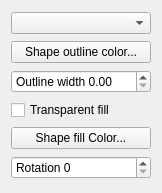
First picture: the form in qgis/src/ui/qgscomposershapewidgetbase.ui, repository sourcepole/qgis, before the edit.
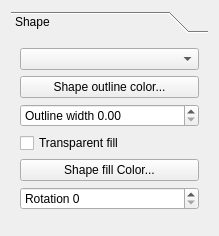
Second picture: the form after the edit.

Commit message: Tool box for composer shape widget. Tab rename in label widget

```diff
--- a/qgis/src/ui/qgscomposershapewidgetbase.ui
+++ b/qgis/src/ui/qgscomposershapewidgetbase.ui
@@ -6,13 +6,31 @@
    <rect>
     <x>0</x>
     <y>0</y>
-    <width>162</width>
-    <height>193</height>
+    <width>219</width>
+    <height>236</height>
    </rect>
   </property>
   <property name="windowTitle">
    <string>Form</string>
   </property>
+  <layout class="QGridLayout" name="gridLayout_2">
+   <item row="0" column="0">
+    <widget class="QToolBox" name="toolBox">
+     <property name="currentIndex">
+      <number>0</number>
+     </property>
+     <widget class="QWidget" name="Shape">
+      <property name="geometry">
+       <rect>
+        <x>0</x>
+        <y>0</y>
+        <width>201</width>
+        <height>192</height>
+       </rect>
+      </property>
+      <attribute name="label">
+       <string>Shape</string>
+      </attribute>
   <layout class="QGridLayout" name="gridLayout">
    <item row="0" column="0">
     <widget class="QComboBox" name="mShapeComboBox"/>
@@ -53,6 +71,10 @@
      <property name="maximum">
       <number>359</number>
      </property>
+        </widget>
+       </item>
+      </layout>
+     </widget>
     </widget>
    </item>
   </layout>
```
Lines whose indentation alone changed are shown as unchanged. The commit also changes 2 other files.
